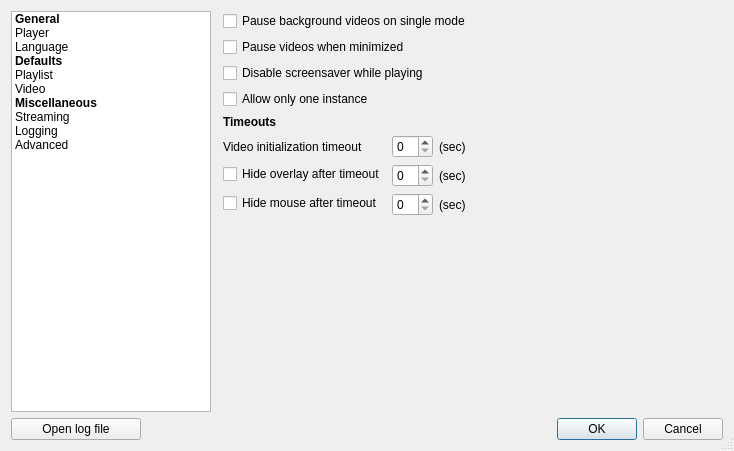
Old version of the form resources/ui/settings_dialog.ui in the repository vzhd1701/gridplayer.
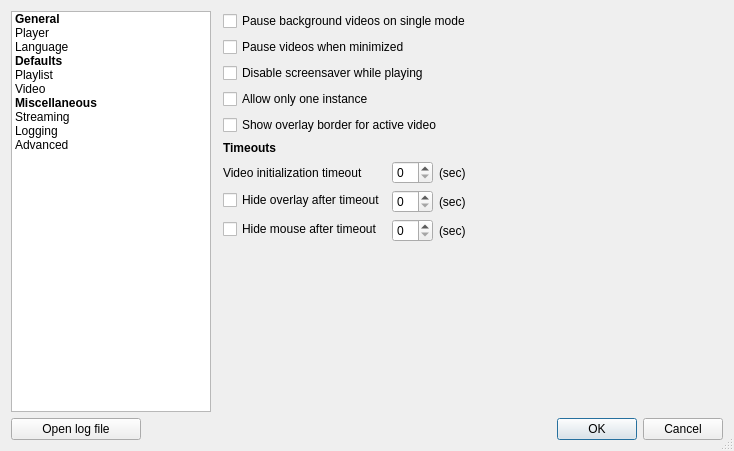
New version of the form. The open tabs and pages were chosen to show the change. Custom widgets are drawn as their Qt base class.

Commit message: feat: add setting to show overlay border for active video

```diff
--- a/resources/ui/settings_dialog.ui
+++ b/resources/ui/settings_dialog.ui
@@ -174,6 +174,13 @@
            </property>
           </widget>
          </item>
+         <item>
+          <widget class="QCheckBox" name="playerShowOverlayBorder">
+           <property name="text">
+            <string>Show overlay border for active video</string>
+           </property>
+          </widget>
+         </item>
          <item>
           <widget class="QLabel" name="section_timeouts">
            <property name="font">
```
Left out of the diff: 2 changed lines with no effect on the pictures. The commit also changes 6 other files.
